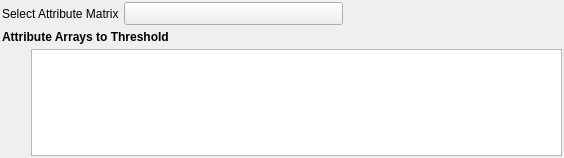
Old version of the form Source/SVWidgetsLib/FilterParameterWidgets/UI_Files/ComparisonSelectionWidget.ui in the repository BlueQuartzSoftware/SIMPL.
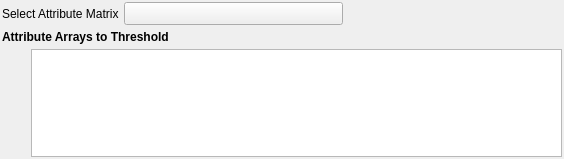
New version of the form. Icons and pictures are not drawn.

```diff
--- a/Source/SVWidgetsLib/FilterParameterWidgets/UI_Files/ComparisonSelectionWidget.ui
+++ b/Source/SVWidgetsLib/FilterParameterWidgets/UI_Files/ComparisonSelectionWidget.ui
@@ -7,7 +7,7 @@
     <x>0</x>
     <y>0</y>
     <width>564</width>
-    <height>158</height>
+    <height>159</height>
    </rect>
   </property>
   <layout class="QGridLayout" name="widgetLayout">
```
Left out of the diff: 9 changed lines with no effect on the pictures.
